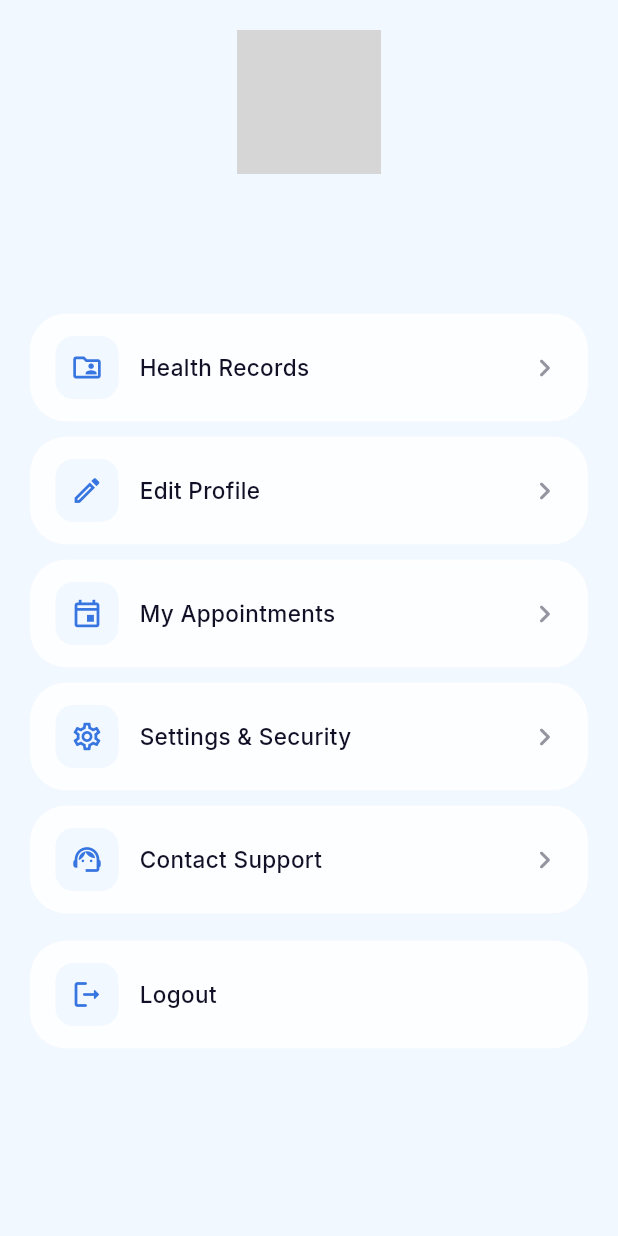
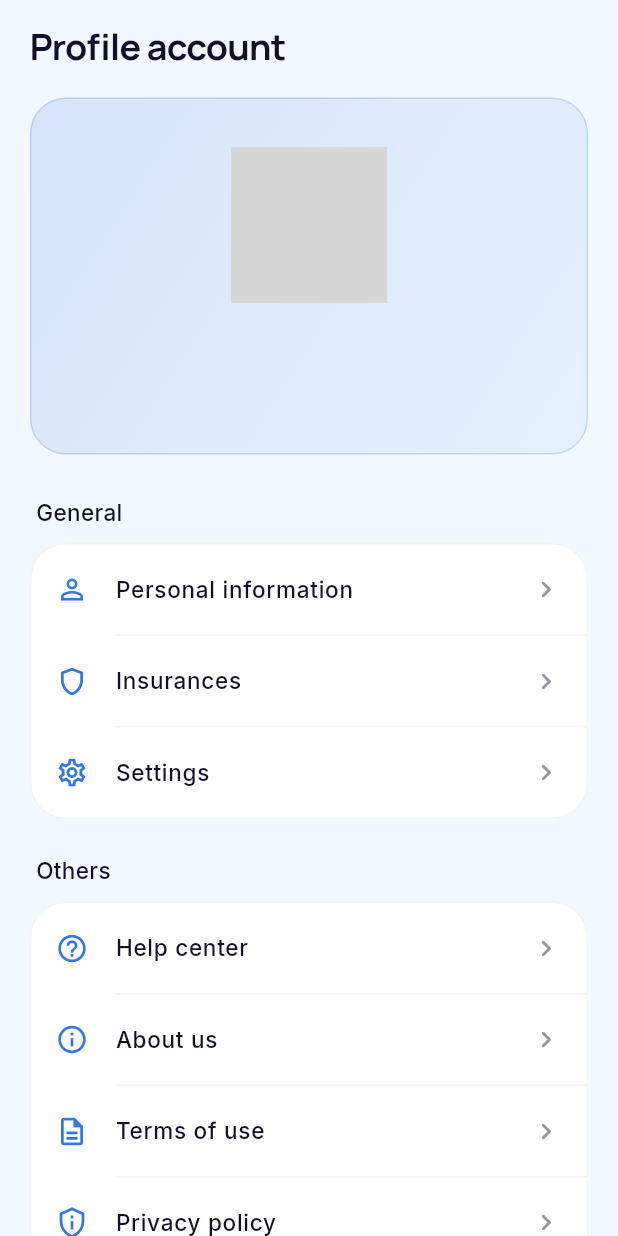
Before and after one commit to Harshgupta2902/healthcare, a Flutter app: the ClientAccountScreen widget shown alone on an empty page, opened directly, on a phone screen of 412 x 824 dp. Run offline on Flutter 3.47's test engine with Material 3 defaults, Android fonts, the phone set to English and light mode, and no system bars; drawn by our look-alikes of flutter_animate; our stand-ins replace cached_network_image, dio, equatable, flutter_dotenv, flutter_riverpod, go_router and 6 more; accounts and stored records are empty; network calls fail; grey boxes are pictures that could not be loaded.

Commit message:
feat(mobile): redesign profile, settings, and notifications screens
Match the reference profile account layout with hero card, grouped menus,
settings list, and notification toggles for both roles.

Co-authored-by: Cursor <cursoragent@cursor.com>

```diff
--- a/mobile/lib/features/client/screens/client_account_screen.dart
+++ b/mobile/lib/features/client/screens/client_account_screen.dart
@@ -5,14 +5,13 @@ import 'package:flutter_riverpod/flutter_riverpod.dart';
 import 'package:go_router/go_router.dart';
 
 import '../../../core/theme/app_colors.dart';
+import '../../../core/theme/app_radii.dart';
 import '../../../core/theme/app_typography.dart';
-import '../../../shared/widgets/behance_ui.dart';
-import '../../../shared/widgets/primary_button.dart';
 import '../../auth/data/auth_repository.dart';
 import '../../auth/providers/auth_providers.dart';
 import 'client_profile_screen.dart';
 
-/// Behance-style account hub (profile tab).
+/// Profile account hub — General + Others sections.
 class ClientAccountScreen extends ConsumerWidget {
   const ClientAccountScreen({super.key});
 
@@ -23,67 +22,54 @@ class ClientAccountScreen extends ConsumerWidget {
     return SafeArea(
       bottom: false,
       child: ListView(
-        padding: const EdgeInsets.fromLTRB(20, 20, 20, 110),
+        padding: const EdgeInsets.fromLTRB(20, 16, 20, 110),
         children: [
-          Column(
-            children: [
-              CircleAvatar(
-                radius: 48,
-                backgroundColor: AppColors.surfaceContainer,
-                backgroundImage: user?.image != null ? CachedNetworkImageProvider(user!.image!) : null,
-                child: user?.image == null
-                    ? Text(
-                        (user?.name ?? user?.email ?? '?')[0].toUpperCase(),
-                        style: AppTypography.pageTitle.copyWith(fontSize: 28, color: AppColors.brand),
-                      )
-                    : null,
-              ).animate().scale(duration: 400.ms, curve: Curves.easeOutBack),
-              const SizedBox(height: 14),
-              Text(user?.name ?? 'Your profile', style: AppTypography.pageTitle.copyWith(fontSize: 22)),
-              const SizedBox(height: 4),
-              Text(user?.email ?? '', style: AppTypography.pageSubtitle),
-            ],
+          Text('Profile account', style: AppTypography.pageTitle.copyWith(fontSize: 24)),
+          const SizedBox(height: 20),
+          _ProfileHeroCard(
+            name: user?.name ?? 'Your profile',
+            email: user?.email ?? '',
+            imageUrl: user?.image,
           ),
           const SizedBox(height: 28),
-          ProfileMenuTile(
-            icon: Icons.folder_shared_outlined,
-            label: 'Health Records',
-            animationIndex: 0,
+          _SectionHeader(title: 'General'),
+          _ProfileListCard(
+            items: [
+              _ProfileListItem(
+                icon: Icons.person_outline,
+                label: 'Personal information',
+                onTap: () => context.push('/profile/edit'),
+              ),
+              _ProfileListItem(
+                icon: Icons.shield_outlined,
+                label: 'Insurances',
                 onTap: () => Navigator.of(context).push(
                   MaterialPageRoute<void>(builder: (_) => const ClientProfileScreen()),
                 ),
               ),
-          ProfileMenuTile(
-            icon: Icons.edit_outlined,
-            label: 'Edit Profile',
-            animationIndex: 1,
-            onTap: () => context.push('/profile/edit'),
-          ),
-          ProfileMenuTile(
-            icon: Icons.event_outlined,
-            label: 'My Appointments',
-            animationIndex: 2,
-            onTap: () => context.go('/appointments'),
-          ),
-          ProfileMenuTile(
+              _ProfileListItem(
                 icon: Icons.settings_outlined,
-            label: 'Settings & Security',
-            animationIndex: 3,
+                label: 'Settings',
                 onTap: () => context.push('/settings'),
               ),
-          ProfileMenuTile(
-            icon: Icons.support_agent_outlined,
-            label: 'Contact Support',
-            animationIndex: 4,
-            onTap: () => context.push('/contact'),
+            ],
           ),
-          const SizedBox(height: 8),
-          ProfileMenuTile(
+          const SizedBox(height: 24),
+          _SectionHeader(title: 'Others'),
+          _ProfileListCard(
+            items: [
+              _ProfileListItem(icon: Icons.help_outline, label: 'Help center', onTap: () => context.push('/contact')),
+              _ProfileListItem(icon: Icons.info_outline, label: 'About us', onTap: () {}),
+              _ProfileListItem(icon: Icons.description_outlined, label: 'Terms of use', onTap: () {}),
+              _ProfileListItem(icon: Icons.privacy_tip_outlined, label: 'Privacy policy', onTap: () {}),
+              _ProfileListItem(icon: Icons.feedback_outlined, label: 'Give a feedback', onTap: () => context.push('/contact')),
+              _ProfileListItem(
                 icon: Icons.logout_rounded,
                 label: 'Logout',
-            animationIndex: 5,
+                isDestructive: true,
                 onTap: () => _confirmLogout(context, ref),
-            trailing: const SizedBox.shrink(),
+              ),
+            ],
           ),
         ],
       ),
@@ -93,50 +79,17 @@ class ClientAccountScreen extends ConsumerWidget {
   Future<void> _confirmLogout(BuildContext context, WidgetRef ref) async {
     final leave = await showDialog<bool>(
       context: context,
-      builder: (ctx) => Dialog(
-        shape: RoundedRectangleBorder(borderRadius: BorderRadius.circular(24)),
-        child: Padding(
-          padding: const EdgeInsets.all(24),
-          child: Column(
-            mainAxisSize: MainAxisSize.min,
-            children: [
-              Container(
-                padding: const EdgeInsets.all(16),
-                decoration: BoxDecoration(
-                  color: AppColors.surfaceContainerLow,
-                  shape: BoxShape.circle,
-                ),
-                child: const Icon(Icons.logout_rounded, color: AppColors.brand, size: 32),
-              ),
-              const SizedBox(height: 16),
-              Text('Sure you want to leave?', style: AppTypography.pageTitle.copyWith(fontSize: 18)),
-              const SizedBox(height: 8),
-              Text('You will need to sign in again.', style: AppTypography.pageSubtitle, textAlign: TextAlign.center),
-              const SizedBox(height: 20),
-              Row(
-                children: [
-                  Expanded(
-                    child: OutlinedButton(
-                      onPressed: () => Navigator.pop(ctx, false),
-                      style: OutlinedButton.styleFrom(
-                        shape: RoundedRectangleBorder(borderRadius: BorderRadius.circular(100)),
-                        padding: const EdgeInsets.symmetric(vertical: 12),
-                      ),
-                      child: const Text('Cancel'),
-                    ),
-                  ),
-                  const SizedBox(width: 10),
-                  Expanded(
-                    child: PrimaryGradientButton(
-                      label: 'Logout',
+      builder: (ctx) => AlertDialog(
+        shape: RoundedRectangleBorder(borderRadius: BorderRadius.circular(20)),
+        title: const Text('Logout'),
+        content: const Text('Are you sure you want to log out?'),
+        actions: [
+          TextButton(onPressed: () => Navigator.pop(ctx, false), child: const Text('Cancel')),
+          TextButton(
             onPressed: () => Navigator.pop(ctx, true),
-                    ),
+            child: const Text('Logout', style: TextStyle(color: Colors.red)),
           ),
         ],
-              ),
-            ],
-          ),
-        ),
       ),
     );
 
@@ -146,3 +99,126 @@ class ClientAccountScreen extends ConsumerWidget {
     }
   }
 }
+
+class _ProfileHeroCard extends StatelessWidget {
+  const _ProfileHeroCard({
+    required this.name,
+    required this.email,
+    this.imageUrl,
+  });
+
+  final String name;
+  final String email;
+  final String? imageUrl;
+
+  @override
+  Widget build(BuildContext context) {
+    return Container(
+      width: double.infinity,
+      padding: const EdgeInsets.symmetric(vertical: 32, horizontal: 20),
+      decoration: BoxDecoration(
+        gradient: LinearGradient(
+          colors: [
+            AppColors.brand.withValues(alpha: 0.15),
+            AppColors.brandBright.withValues(alpha: 0.08),
+          ],
+          begin: Alignment.topLeft,
+          end: Alignment.bottomRight,
+        ),
+        borderRadius: BorderRadius.circular(AppRadii.xl),
+        border: Border.all(color: AppColors.brand.withValues(alpha: 0.2)),
+      ),
+      child: Column(
+        children: [
+          CircleAvatar(
+            radius: 52,
+            backgroundColor: Colors.white,
+            backgroundImage: imageUrl != null ? CachedNetworkImageProvider(imageUrl!) : null,
+            child: imageUrl == null
+                ? Text(
+                    name.isNotEmpty ? name[0].toUpperCase() : '?',
+                    style: AppTypography.pageTitle.copyWith(fontSize: 32, color: AppColors.brand),
+                  )
+                : null,
+          ).animate().scale(duration: 400.ms, curve: Curves.easeOutBack),
+          const SizedBox(height: 14),
+          Text(name, style: AppTypography.textTheme.titleLarge),
+          const SizedBox(height: 4),
+          Text(email, style: AppTypography.pageSubtitle),
+        ],
+      ),
+    );
+  }
+}
+
+class _SectionHeader extends StatelessWidget {
+  const _SectionHeader({required this.title});
+
+  final String title;
+
+  @override
+  Widget build(BuildContext context) {
+    return Padding(
+      padding: const EdgeInsets.only(bottom: 10, left: 4),
+      child: Text(title, style: AppTypography.textTheme.titleSmall),
+    );
+  }
+}
+
+class _ProfileListCard extends StatelessWidget {
+  const _ProfileListCard({required this.items});
+
+  final List<_ProfileListItem> items;
+
+  @override
+  Widget build(BuildContext context) {
+    return Container(
+      decoration: BoxDecoration(
+        color: Colors.white,
+        borderRadius: BorderRadius.circular(AppRadii.xl),
+        border: Border.all(color: AppColors.outline.withValues(alpha: 0.35)),
+      ),
+      child: Column(
+        children: [
+          for (var i = 0; i < items.length; i++) ...[
+            items[i],
+            if (i < items.length - 1)
+              Divider(height: 1, indent: 56, color: AppColors.outline.withValues(alpha: 0.35)),
+          ],
+        ],
+      ),
+    );
+  }
+}
+
+class _ProfileListItem extends StatelessWidget {
+  const _ProfileListItem({
+    required this.icon,
+    required this.label,
+    this.onTap,
+    this.isDestructive = false,
+  });
+
+  final IconData icon;
+  final String label;
+  final VoidCallback? onTap;
+  final bool isDestructive;
+
+  @override
+  Widget build(BuildContext context) {
+    final color = isDestructive ? Colors.red : AppColors.onSurface;
+
+    return ListTile(
+      onTap: onTap,
+      leading: Icon(icon, color: isDestructive ? Colors.red : AppColors.brand, size: 22),
+      title: Text(
+        label,
+        style: AppTypography.bodyMedium.copyWith(color: color, fontWeight: FontWeight.w500),
+      ),
+      trailing: isDestructive
+          ? null
+          : const Icon(Icons.chevron_right_rounded, color: AppColors.onSurfaceVariant, size: 22),
+      contentPadding: const EdgeInsets.symmetric(horizontal: 16, vertical: 2),
+    );
+  }
+}
```
Also changed, not shown: mobile/lib/features/profile/screens/notifications_screen.dart (added, +138 -0 lines), mobile/lib/features/profile/screens/settings_screen.dart (+101 -139 lines). Lines whose indentation alone changed are shown as unchanged.
